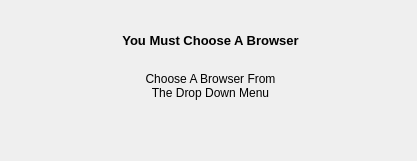
Before: the Qt Designer form src/pyqt/browser_dialog.ui in gerardpslowey/eMot, drawn with Qt 5.
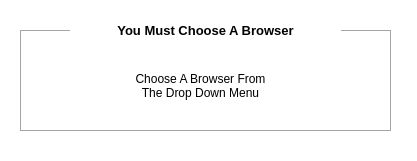
After: the same form once the commit is applied. Icons and pictures are not drawn.

```diff
--- a/src/pyqt/browser_dialog.ui
+++ b/src/pyqt/browser_dialog.ui
@@ -25,12 +25,19 @@
   <property name="windowTitle">
    <string>BrowserDialog</string>
   </property>
+  <property name="windowIcon">
+   <iconset resource="resource.qrc">
+    <normaloff>:/newPrefix/resources/icon.png</normaloff>:/newPrefix/resources/icon.png</iconset>
+  </property>
+  <property name="styleSheet">
+   <string notr="true">background-color: rgb(255, 255, 255);</string>
+  </property>
   <widget class="QLabel" name="label">
    <property name="geometry">
     <rect>
-     <x>60</x>
+     <x>100</x>
      <y>60</y>
-     <width>301</width>
+     <width>201</width>
      <height>51</height>
     </rect>
    </property>
@@ -45,9 +52,9 @@
   <widget class="QLabel" name="label_2">
    <property name="geometry">
     <rect>
-     <x>10</x>
-     <y>30</y>
-     <width>401</width>
+     <x>70</x>
+     <y>20</y>
+     <width>271</width>
      <height>20</height>
     </rect>
    </property>
@@ -65,6 +72,27 @@
     <set>Qt::AlignCenter</set>
    </property>
   </widget>
+  <widget class="QLabel" name="emptyBox_3">
+   <property name="geometry">
+    <rect>
+     <x>20</x>
+     <y>30</y>
+     <width>371</width>
+     <height>101</height>
+    </rect>
+   </property>
+   <property name="styleSheet">
+    <string notr="true">border: 1px solid rgb(165, 165, 165);
+background-color: rgb(255, 255, 255);
+</string>
+   </property>
+   <property name="text">
+    <string/>
+   </property>
+  </widget>
+  <zorder>emptyBox_3</zorder>
+  <zorder>label</zorder>
+  <zorder>label_2</zorder>
  </widget>
  <resources/>
  <connections/>
```
Left out of the diff: 4 changed lines with no effect on the pictures.
